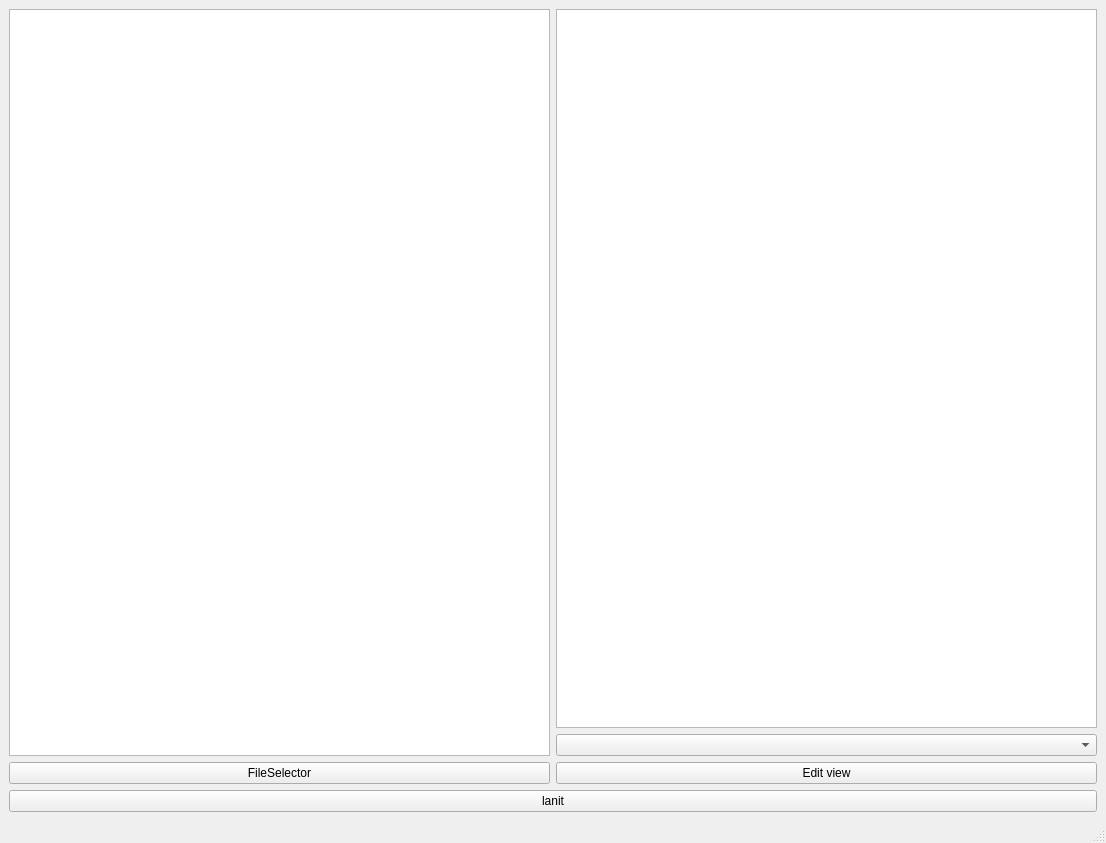
Old version of the form OnlineShop/Shop/MainWindow.ui in the repository JohnMril/ProjectShop.
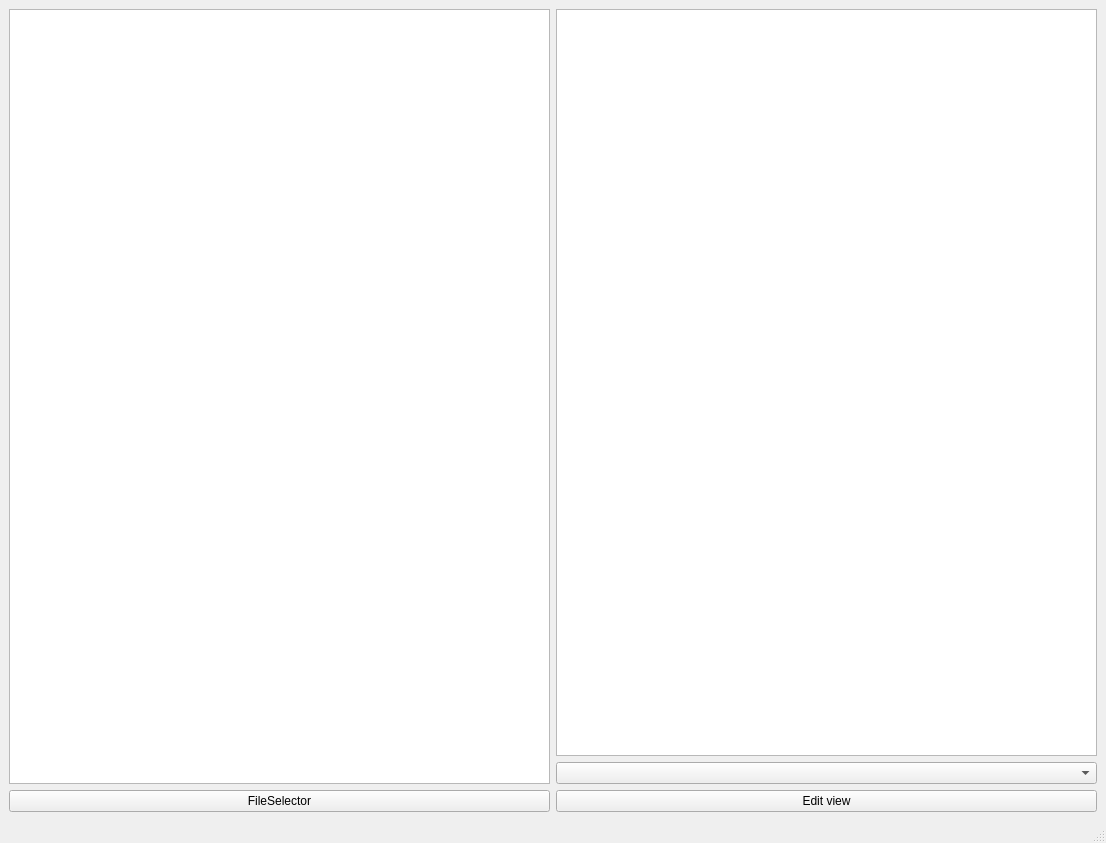
New version of the form.

What changed in the file:
```diff
--- a/OnlineShop/Shop/MainWindow.ui
+++ b/OnlineShop/Shop/MainWindow.ui
@@ -54,13 +54,6 @@
       </item>
      </layout>
     </item>
-    <item>
-     <widget class="QPushButton" name="pushButton_2">
-      <property name="text">
-       <string>lanit</string>
-      </property>
-     </widget>
-    </item>
    </layout>
   </widget>
   <widget class="QMenuBar" name="menubar">
```
